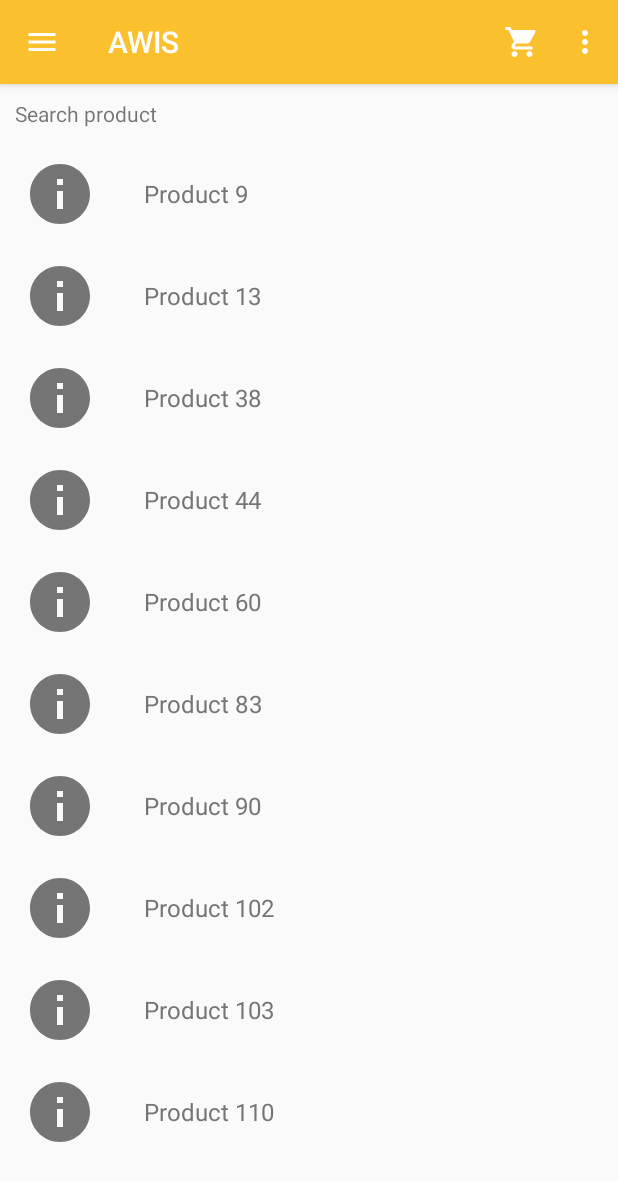
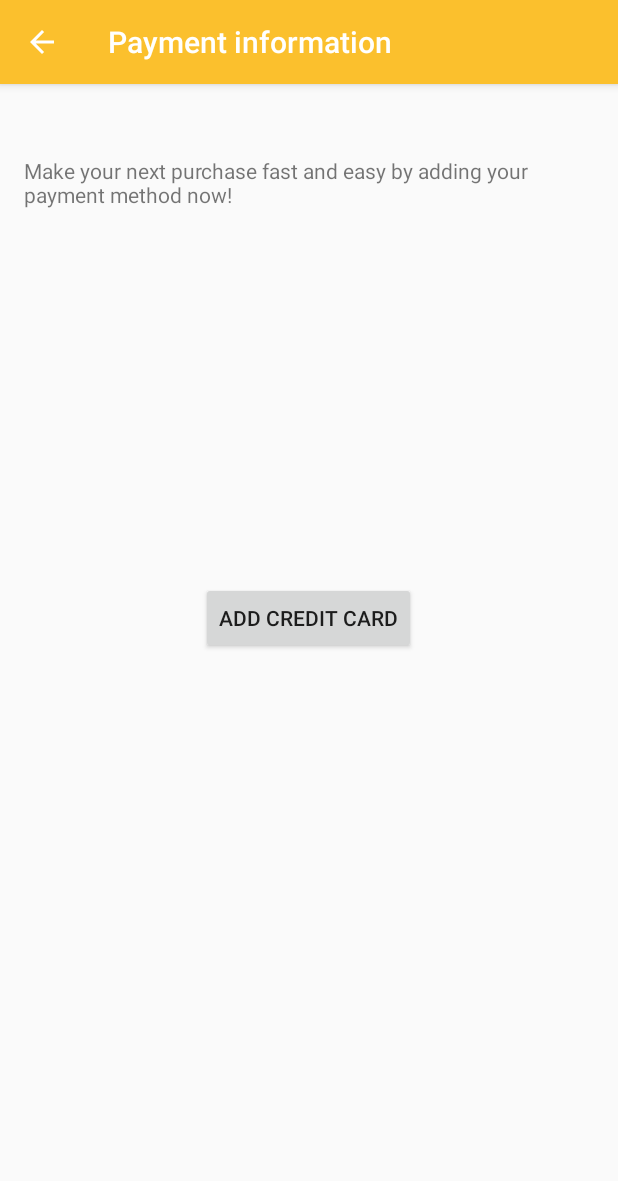
Before and after one commit to tobiasbriones/cp-unah-mm543-awis, an Android app: the screen it shows after launch (MainActivity before the commit, PaymentInformationActivity after it), in the side drawer, after a tap on "Payment information", on a phone screen of 412 x 824 dp. Shown: the top 1181 px of the screen. Run offline under Robolectric (Android 15) with nearby library versions, the phone set to English and light mode, and no system bars.

Commit message:
PaymentInformationActivity implemented

```diff
--- a/app/src/main/java/com/mm543/awis/MainActivity.kt
+++ b/app/src/main/java/com/mm543/awis/MainActivity.kt
@@ -23,6 +23,7 @@ import androidx.fragment.app.FragmentManager
 import com.google.android.material.navigation.NavigationView
 import com.mm543.awis.domain.model.ProductCategory
 import com.mm543.awis.ui.checkout.CheckoutActivity
+import com.mm543.awis.ui.checkout.PaymentInformationActivity
 import com.mm543.awis.ui.main.AboutDialog
 import com.mm543.awis.ui.main.SignInDialog
 import com.mm543.awis.ui.main.categories.CategoriesFragment
@@ -92,6 +93,10 @@ class MainActivity : AppCompatActivity(), NavigationView.OnNavigationItemSelecte
                 showCategoriesFragment()
                 true
             }
+            R.id.main_drawer_payment -> {
+                showPaymentInformationActivity()
+                true
+            }
             else -> true
         }
     }
@@ -120,6 +125,12 @@ class MainActivity : AppCompatActivity(), NavigationView.OnNavigationItemSelecte
 
     private fun startCheckoutActivity() {
         val intent = Intent(this, CheckoutActivity::class.java)
+
+        startActivity(intent)
+    }
+
+    private fun showPaymentInformationActivity() {
+        val intent = Intent(this, PaymentInformationActivity::class.java)
 
         startActivity(intent)
     }
--- /dev/null
+++ b/app/src/main/java/com/mm543/awis/ui/checkout/PaymentInformationActivity.kt
@@ -0,0 +1,68 @@
+/*
+ * AWIS: Adventure Works Information Systems, Android App
+ * Created for the MM543-0900-3-2020 course.
+ * Team: Tobias Briones, Juan Varela
+ *
+ * Copyright (c) 2020 Tobias Briones.
+ *
+ * This source code is licensed under the MIT license found in the
+ * LICENSE file in the root directory of this source tree.
+ */
+
+package com.mm543.awis.ui.checkout
+
+import android.os.Bundle
+import android.util.Log
+import android.view.MenuItem
+import androidx.appcompat.app.AlertDialog
+import androidx.appcompat.app.AppCompatActivity
+import com.mm543.awis.R
+import com.mm543.awis.repository.AppUserCreditCardRepository
+import com.mm543.awis.repository.UserCreditCard
+import kotlinx.android.synthetic.main.activity_payment_information.*
+
+class PaymentInformationActivity : AppCompatActivity() {
+    override fun onCreate(savedInstanceState: Bundle?) {
+        super.onCreate(savedInstanceState)
+        setContentView(R.layout.activity_payment_information)
+
+        setSupportActionBar(findViewById(R.id.toolbar))
+        supportActionBar?.setDisplayHomeAsUpEnabled(true)
+        supportActionBar?.setDisplayShowHomeEnabled(true)
+
+        payment_add_credit_card_button.setOnClickListener { showAddCreditCardDialog() }
+    }
+
+    override fun onOptionsItemSelected(item: MenuItem): Boolean {
+        when (item.itemId) {
+            android.R.id.home -> navigateBack()
+        }
+        return true
+    }
+
+    private fun onAddCreditCard(userCreditCard: UserCreditCard) {
+        val creditCardRepository = AppUserCreditCardRepository()
+        Log.d("APP", userCreditCard.toString())
+
+        creditCardRepository.set(userCreditCard)
+        showCreditCardAddedSuccessfullyDialog { navigateBack() }
+    }
+
+    private fun navigateBack() {
+        onBackPressed()
+    }
+
+    private fun showAddCreditCardDialog() {
+        val newFragment = AddCreditCardDialog { creditCard -> onAddCreditCard(creditCard) }
+        newFragment.show(supportFragmentManager, "dialog")
+    }
+
+    private fun showCreditCardAddedSuccessfullyDialog(onAccept: () -> Unit) {
+        val dialog = AlertDialog.Builder(this)
+            .setMessage(R.string.credit_card_added_msg)
+            .setPositiveButton(R.string.ok) { dialog, id ->
+                onAccept()
+            }.create()
+        dialog.show()
+    }
+}
--- /dev/null
+++ b/app/src/main/res/layout/activity_payment_information.xml
@@ -0,0 +1,42 @@
+<?xml version="1.0" encoding="utf-8"?>
+<RelativeLayout xmlns:android="http://schemas.android.com/apk/res/android"
+    xmlns:tools="http://schemas.android.com/tools"
+    xmlns:app="http://schemas.android.com/apk/res-auto"
+    android:layout_width="match_parent"
+    android:layout_height="match_parent"
+    tools:context=".ui.checkout.PaymentInformationActivity">
+
+    <com.google.android.material.appbar.AppBarLayout
+        android:id="@+id/app_bar"
+        android:layout_width="match_parent"
+        android:layout_height="wrap_content"
+        android:layout_alignParentTop="true"
+        android:theme="@style/AppTheme.AppBarOverlay">
+
+        <androidx.appcompat.widget.Toolbar
+            android:id="@+id/toolbar"
+            android:layout_width="match_parent"
+            android:layout_height="?attr/actionBarSize"
+            android:background="?attr/colorPrimary"
+            app:title="@string/payment_information"
+            app:navigationIcon="@drawable/ic_navigation_back"
+            app:popupTheme="@style/AppTheme.PopupOverlay" />
+
+    </com.google.android.material.appbar.AppBarLayout>
+
+    <TextView
+        android:layout_width="match_parent"
+        android:layout_height="wrap_content"
+        android:layout_marginTop="@dimen/spacing_32"
+        android:layout_below="@id/app_bar"
+        android:padding="@dimen/spacing_16"
+        android:text="@string/payment_information_activity_info" />
+
+    <Button
+        android:id="@+id/payment_add_credit_card_button"
+        android:layout_width="wrap_content"
+        android:layout_height="wrap_content"
+        android:layout_centerInParent="true"
+        android:text="@string/add_credit_card" />
+
+</RelativeLayout>
--- a/app/src/main/res/values/strings.xml
+++ b/app/src/main/res/values/strings.xml
@@ -51,4 +51,8 @@
     <string name="offices">Offices</string>
     <string name="notifications">Notifications</string>
     <string name="user_photo_content_desc">User photo</string>
+    <string name="add_credit_card">Add credit card</string>
+    <string name="payment_information_activity_info">Make your next purchase fast and easy by adding your payment method now!</string>
+    <string name="add">Add</string>
+    <string name="credit_card_added_msg">Credit card added successfuly</string>
 </resources>
```
Also changed, not shown: app/src/main/AndroidManifest.xml (+9 -0 lines), app/src/main/java/com/mm543/awis/ui/checkout/AddCreditCardDialog.kt (added, +82 -0 lines).
